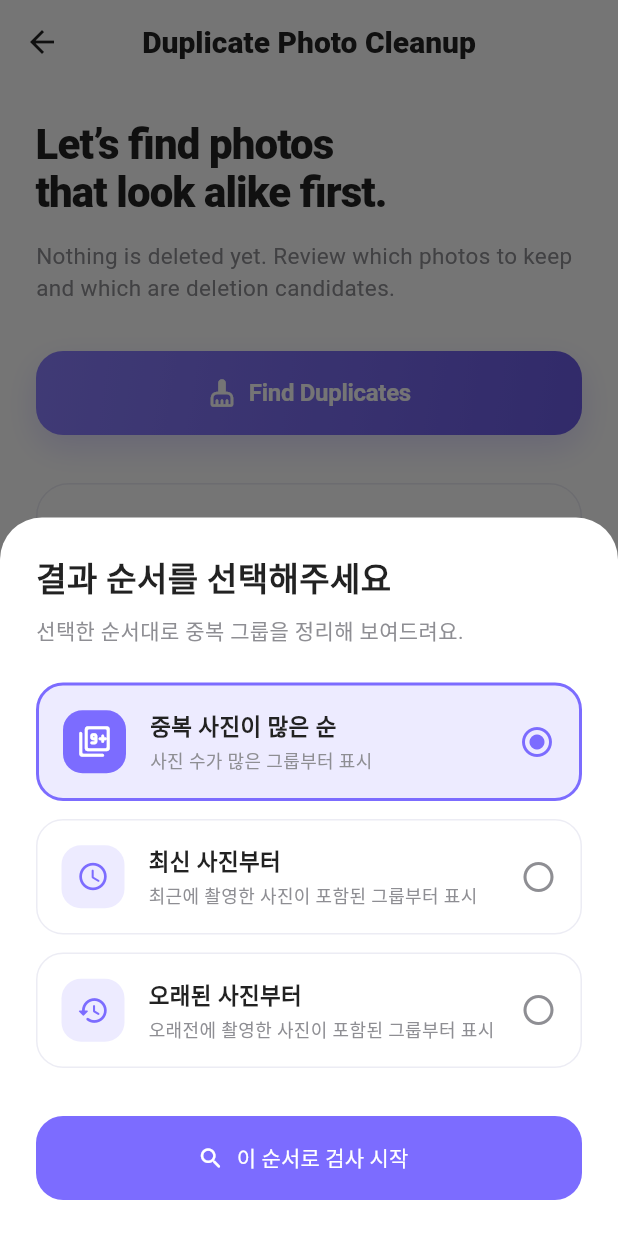
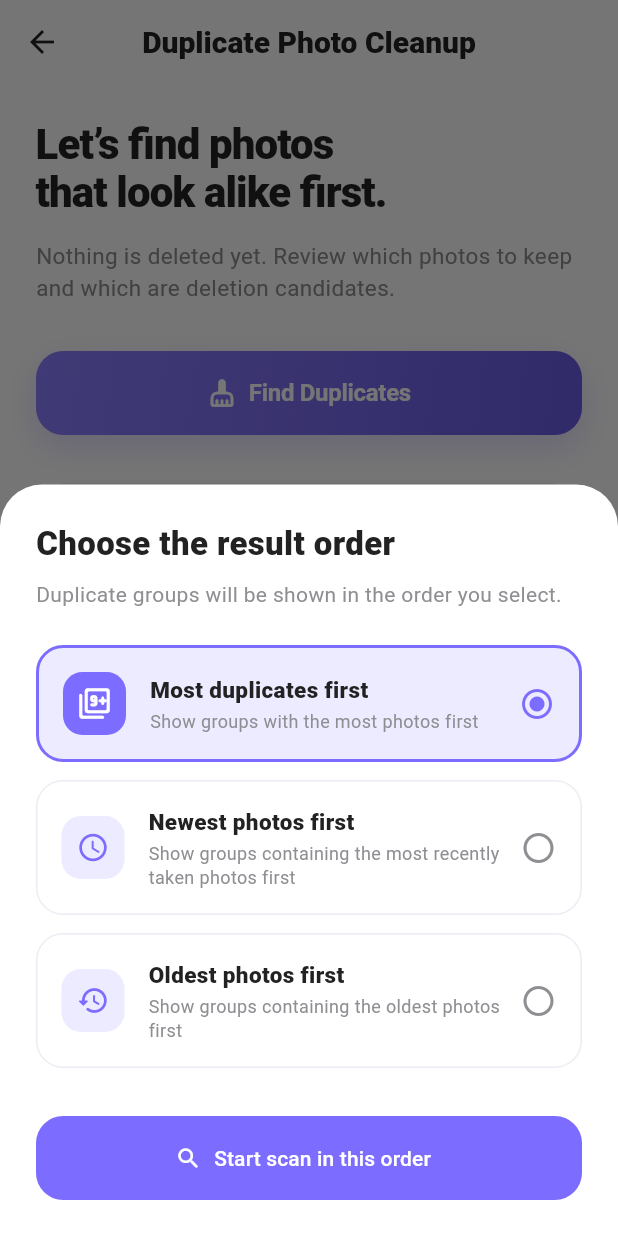
Before and after one commit to sunkyong23/pomu, a Flutter app: the DuplicateCandidatesScreen screen opened directly, after a tap on "Find Duplicates", on a phone screen of 412 x 824 dp. Run offline on Flutter 3.47's test engine with Material 3 defaults, Android fonts, the phone set to English and light mode, and no system bars; our stand-ins replace in_app_purchase, shared_preferences, video_player; missing offline and left inert: photo_manager; accounts and stored records are empty.

Commit message:
Release v1.0.4 and launch milestone

```diff
--- a/lib/features/duplicates/duplicate_candidates_screen.dart
+++ b/lib/features/duplicates/duplicate_candidates_screen.dart
@@ -249,8 +249,8 @@ class _DuplicateCandidatesScreenState extends State<DuplicateCandidatesScreen> {
                   mainAxisSize: MainAxisSize.min,
                   crossAxisAlignment: CrossAxisAlignment.start,
                   children: [
-                    const Text(
-                      '결과 순서를 선택해주세요',
+                    Text(
+                      context.l10n.duplicateSortSheetTitle,
                       style: TextStyle(
                         fontSize: 22,
                         fontWeight: FontWeight.w800,
@@ -258,8 +258,8 @@ class _DuplicateCandidatesScreenState extends State<DuplicateCandidatesScreen> {
                       ),
                     ),
                     const SizedBox(height: 8),
-                    const Text(
-                      '선택한 순서대로 중복 그룹을 정리해 보여드려요.',
+                    Text(
+                      context.l10n.duplicateSortSheetDescription,
                       style: TextStyle(
                         fontSize: 14,
                         color: PomuColors.textSecondary,
@@ -268,8 +268,8 @@ class _DuplicateCandidatesScreenState extends State<DuplicateCandidatesScreen> {
                     ),
                     const SizedBox(height: PomuSpacing.lg),
                     _ScanSortOptionTile(
-                      title: '중복 사진이 많은 순',
-                      description: '사진 수가 많은 그룹부터 표시',
+                      title: context.l10n.duplicateSortMostTitle,
+                      description: context.l10n.duplicateSortMostDescription,
                       icon: Icons.filter_9_plus_rounded,
                       option: _DuplicateGroupSortOption.mostDuplicates,
                       selectedOption: selectedOption,
@@ -281,8 +281,8 @@ class _DuplicateCandidatesScreenState extends State<DuplicateCandidatesScreen> {
                     ),
                     const SizedBox(height: PomuSpacing.sm),
                     _ScanSortOptionTile(
-                      title: '최신 사진부터',
-                      description: '최근에 촬영한 사진이 포함된 그룹부터 표시',
+                      title: context.l10n.duplicateSortNewestTitle,
+                      description: context.l10n.duplicateSortNewestDescription,
                       icon: Icons.schedule_rounded,
                       option: _DuplicateGroupSortOption.newest,
                       selectedOption: selectedOption,
@@ -294,8 +294,8 @@ class _DuplicateCandidatesScreenState extends State<DuplicateCandidatesScreen> {
                     ),
                     const SizedBox(height: PomuSpacing.sm),
                     _ScanSortOptionTile(
-                      title: '오래된 사진부터',
-                      description: '오래전에 촬영한 사진이 포함된 그룹부터 표시',
+                      title: context.l10n.duplicateSortOldestTitle,
+                      description: context.l10n.duplicateSortOldestDescription,
                       icon: Icons.history_rounded,
                       option: _DuplicateGroupSortOption.oldest,
                       selectedOption: selectedOption,
@@ -313,7 +313,7 @@ class _DuplicateCandidatesScreenState extends State<DuplicateCandidatesScreen> {
                           Navigator.of(sheetContext).pop(selectedOption);
                         },
                         icon: const Icon(Icons.search_rounded),
-                        label: const Text('이 순서로 검사 시작'),
+                        label: Text(context.l10n.duplicateSortStartButton),
                       ),
                     ),
                   ],
--- a/lib/features/settings/settings_screen.dart
+++ b/lib/features/settings/settings_screen.dart
@@ -371,7 +371,7 @@ class SettingsScreen extends StatelessWidget {
                 icon: Icons.info_outline_rounded,
                 title: context.l10n.settingsAppVersionTitle,
                 subtitle: context.l10n.appName,
-                trailingText: '1.0.3',
+                trailingText: '1.0.4',
               ),
             ],
           ),
--- a/lib/l10n/app_en.arb
+++ b/lib/l10n/app_en.arb
@@ -535,5 +535,15 @@
   "purchaseErrorVerificationFailed": "Couldn’t verify the purchase.",
   "purchaseErrorFailed": "Couldn’t complete the purchase.",
   "purchaseErrorRestoreFailed": "Couldn’t restore your purchase.",
-  "purchaseErrorCompletionFailed": "Something went wrong while completing the purchase."
+  "purchaseErrorCompletionFailed": "Something went wrong while completing the purchase.",
+
+  "duplicateSortSheetTitle": "Choose the result order",
+  "duplicateSortSheetDescription": "Duplicate groups will be shown in the order you select.",
+  "duplicateSortMostTitle": "Most duplicates first",
+  "duplicateSortMostDescription": "Show groups with the most photos first",
+  "duplicateSortNewestTitle": "Newest photos first",
+  "duplicateSortNewestDescription": "Show groups containing the most recently taken photos first",
+  "duplicateSortOldestTitle": "Oldest photos first",
+  "duplicateSortOldestDescription": "Show groups containing the oldest photos first",
+  "duplicateSortStartButton": "Start scan in this order"
 }
--- a/lib/l10n/app_localizations.dart
+++ b/lib/l10n/app_localizations.dart
@@ -1625,6 +1625,60 @@ abstract class AppLocalizations {
   /// In ko, this message translates to:
   /// **'구매 완료 처리 중 문제가 발생했어요.'**
   String get purchaseErrorCompletionFailed;
+
+  /// No description provided for @duplicateSortSheetTitle.
+  ///
+  /// In ko, this message translates to:
+  /// **'결과 순서를 선택해주세요'**
+  String get duplicateSortSheetTitle;
+
+  /// No description provided for @duplicateSortSheetDescription.
+  ///
+  /// In ko, this message translates to:
+  /// **'선택한 순서대로 중복 그룹을 정리해 보여드려요.'**
+  String get duplicateSortSheetDescription;
+
+  /// No description provided for @duplicateSortMostTitle.
+  ///
+  /// In ko, this message translates to:
+  /// **'중복 사진이 많은 순'**
+  String get duplicateSortMostTitle;
+
+  /// No description provided for @duplicateSortMostDescription.
+  ///
+  /// In ko, this message translates to:
+  /// **'사진 수가 많은 그룹부터 표시'**
+  String get duplicateSortMostDescription;
+
+  /// No description provided for @duplicateSortNewestTitle.
+  ///
+  /// In ko, this message translates to:
+  /// **'최신 사진부터'**
+  String get duplicateSortNewestTitle;
+
+  /// No description provided for @duplicateSortNewestDescription.
+  ///
+  /// In ko, this message translates to:
+  /// **'최근에 촬영한 사진이 포함된 그룹부터 표시'**
+  String get duplicateSortNewestDescription;
+
+  /// No description provided for @duplicateSortOldestTitle.
+  ///
+  /// In ko, this message translates to:
+  /// **'오래된 사진부터'**
+  String get duplicateSortOldestTitle;
+
+  /// No description provided for @duplicateSortOldestDescription.
+  ///
+  /// In ko, this message translates to:
+  /// **'오래전에 촬영한 사진이 포함된 그룹부터 표시'**
+  String get duplicateSortOldestDescription;
+
+  /// No description provided for @duplicateSortStartButton.
+  ///
+  /// In ko, this message translates to:
+  /// **'이 순서로 검사 시작'**
+  String get duplicateSortStartButton;
 }
 
 class _AppLocalizationsDelegate
--- a/lib/l10n/app_localizations_en.dart
+++ b/lib/l10n/app_localizations_en.dart
@@ -905,4 +905,35 @@ class AppLocalizationsEn extends AppLocalizations {
   @override
   String get purchaseErrorCompletionFailed =>
       'Something went wrong while completing the purchase.';
+
+  @override
+  String get duplicateSortSheetTitle => 'Choose the result order';
+
+  @override
+  String get duplicateSortSheetDescription =>
+      'Duplicate groups will be shown in the order you select.';
+
+  @override
+  String get duplicateSortMostTitle => 'Most duplicates first';
+
+  @override
+  String get duplicateSortMostDescription =>
+      'Show groups with the most photos first';
+
+  @override
+  String get duplicateSortNewestTitle => 'Newest photos first';
+
+  @override
+  String get duplicateSortNewestDescription =>
+      'Show groups containing the most recently taken photos first';
+
+  @override
+  String get duplicateSortOldestTitle => 'Oldest photos first';
+
+  @override
+  String get duplicateSortOldestDescription =>
+      'Show groups containing the oldest photos first';
+
+  @override
+  String get duplicateSortStartButton => 'Start scan in this order';
 }
--- a/pubspec.yaml
+++ b/pubspec.yaml
@@ -16,7 +16,7 @@ publish_to: 'none' # Remove this line if you wish to publish to pub.dev
 # https://developer.apple.com/library/archive/documentation/General/Reference/InfoPlistKeyReference/Articles/CoreFoundationKeys.html
 # In Windows, build-name is used as the major, minor, and patch parts
 # of the product and file versions while build-number is used as the build suffix.
-version: 1.0.3+9
+version: 1.0.4+11
 
 environment:
   sdk: ^3.12.0
```
Also changed, not shown: lib/l10n/app_ja.arb (+11 -1 lines), lib/l10n/app_ko.arb (+11 -1 lines), lib/l10n/app_localizations_ja.dart (+27 -0 lines), lib/l10n/app_localizations_ko.dart (+27 -0 lines), lib/l10n/app_localizations_zh.dart (+27 -0 lines), lib/l10n/app_zh.arb (+11 -1 lines), 1 other file.
